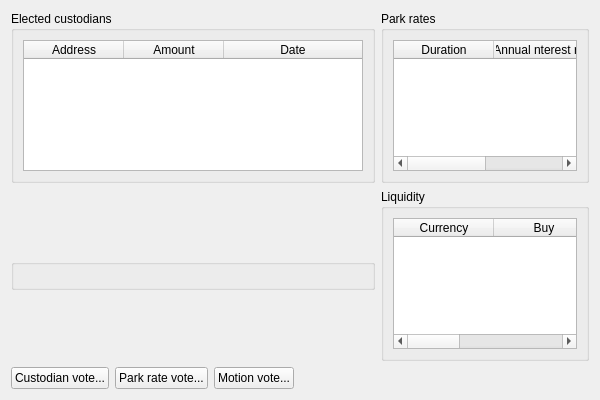
Old version of the form src/qt/forms/votepage.ui in the repository creon-nu/Nu.
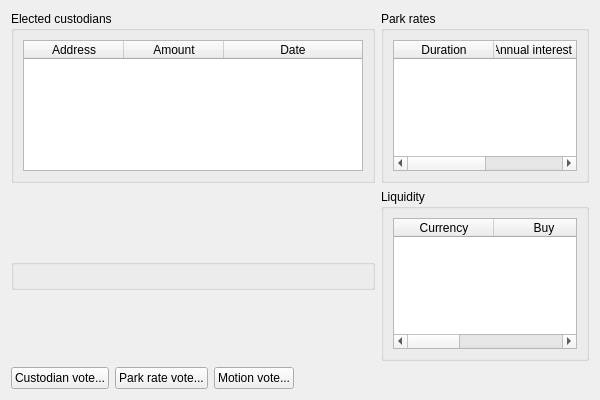
New version of the form.

Commit message: fix interest string, and fix parking input tooltip

```diff
--- a/src/qt/forms/votepage.ui
+++ b/src/qt/forms/votepage.ui
@@ -86,7 +86,7 @@
           </column>
           <column>
            <property name="text">
-            <string>Annual nterest rate</string>
+            <string>Annual interest rate</string>
            </property>
           </column>
          </widget>
```
The commit also changes 2 other files.
